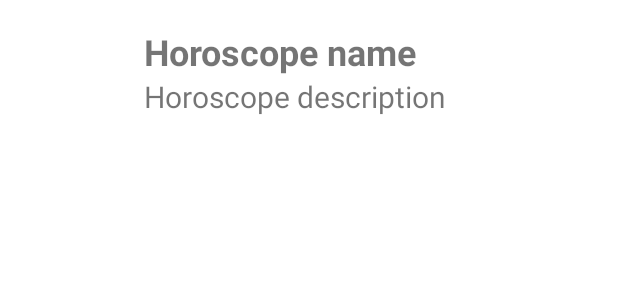
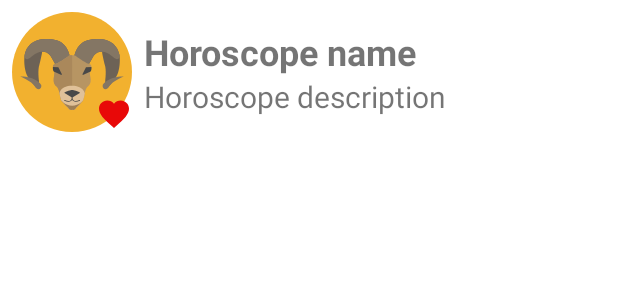
Before and after one commit to GemaVNZ/HoroscopeApp, an Android app: the layout item_horoscope.xml on its own in the app's theme, with its tools: preview values and no code run, on a phone screen of 412 x 824 dp. Shown: the top 300 px of the screen. Run offline under Robolectric (Android 15) with nearby library versions, the phone set to English and light mode, and no system bars.

Commit message:
Se cambia la funcionalidad del icono favorito. Se añade un título y un subtítulo.

```diff
--- a/app/src/main/java/com/example/horoscopeapp/utils/SessionManager.kt
+++ b/app/src/main/java/com/example/horoscopeapp/utils/SessionManager.kt
@@ -18,6 +18,10 @@ class SessionManager (context:Context) {
         sharedPref = context.getSharedPreferences("horoscope_session", Context.MODE_PRIVATE)
     }
 
+    fun isFavorite (horoscopeId : String) : Boolean {
+       return getFavoriteHoroscope()?.equals(horoscopeId) ?: false
+
+    }
 
     fun setFavoriteHoroscope(id: String) {
         val editor = sharedPref.edit()
--- a/app/src/main/res/layout/item_horoscope.xml
+++ b/app/src/main/res/layout/item_horoscope.xml
@@ -1,14 +1,33 @@
 <?xml version="1.0" encoding="utf-8"?>
 <LinearLayout xmlns:android="http://schemas.android.com/apk/res/android"
+    xmlns:app="http://schemas.android.com/apk/res-auto"
     android:orientation="horizontal"
     android:layout_width="match_parent"
     android:layout_height="wrap_content"
-    android:padding="8dp">
+    android:padding="8dp"
+    android:background="?android:attr/selectableItemBackground">
 
-    <ImageView
-        android:id="@+id/logoImageView"
-        android:layout_width="80dp"
-        android:layout_height="80dp"/>
+    <FrameLayout
+        android:layout_width="wrap_content"
+        android:layout_height="wrap_content"
+        android:layout_gravity="center">
+
+        <ImageView
+            android:id="@+id/logoImageView"
+            android:layout_width="80dp"
+            android:layout_height="80dp"
+            android:src="@drawable/aries_icon"/>
+
+        <ImageView
+            android:id="@+id/favoriteImageView"
+            android:layout_width="24dp"
+            android:layout_height="24dp"
+            android:src="@drawable/ic_favorite_selected"
+            app:tint="@color/favorite"
+            android:scaleType="centerCrop"
+            android:layout_gravity="bottom|end"/>
+
+    </FrameLayout>
 
     <LinearLayout
         android:layout_width="match_parent"
--- a/app/src/main/res/values/colors.xml
+++ b/app/src/main/res/values/colors.xml
@@ -7,4 +7,5 @@
     <color name="teal_700">#FF018786</color>
     <color name="black">#FF000000</color>
     <color name="white">#FFFFFFFF</color>
+    <color name="favorite">#E80808</color>
 </resources>
```
Also changed, not shown: app/src/main/java/com/example/horoscopeapp/activities/DetailActivity.kt (+9 -1 lines), app/src/main/java/com/example/horoscopeapp/activities/MainActivity.kt (+7 -2 lines), app/src/main/java/com/example/horoscopeapp/adapters/HoroscopeAdapter.kt (+14 -3 lines), app/src/main/res/drawable/ic_cons_capric.jpeg (added).
